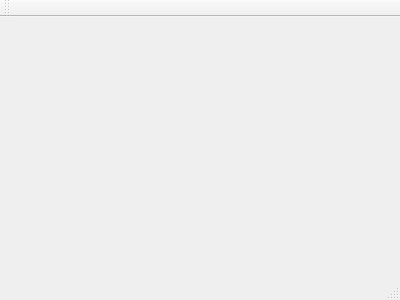
Old version of the form mainwindow.ui in the repository raynalds/BrainMazeGame.
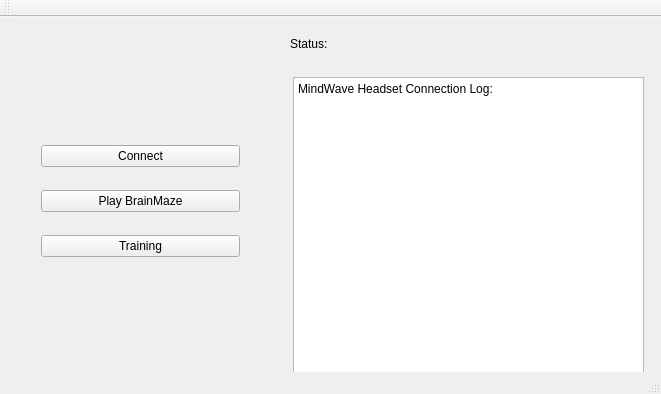
New version of the form.

Commit message: Bluetooth Connect UI, + Trainingwindow UI

Diff of the .ui file:
```diff
--- a/mainwindow.ui
+++ b/mainwindow.ui
@@ -1,24 +1,110 @@
 <ui version="4.0">
  <class>MainWindow</class>
- <widget class="QMainWindow" name="MainWindow" >
-  <property name="geometry" >
+ <widget class="QMainWindow" name="MainWindow">
+  <property name="geometry">
    <rect>
     <x>0</x>
     <y>0</y>
-    <width>400</width>
-    <height>300</height>
+    <width>661</width>
+    <height>394</height>
    </rect>
   </property>
-  <property name="windowTitle" >
-   <string>MainWindow</string>
+  <property name="minimumSize">
+   <size>
+    <width>661</width>
+    <height>394</height>
+   </size>
   </property>
-  <widget class="QMenuBar" name="menuBar" />
-  <widget class="QToolBar" name="mainToolBar" />
-  <widget class="QWidget" name="centralWidget" />
-  <widget class="QStatusBar" name="statusBar" />
+  <property name="maximumSize">
+   <size>
+    <width>661</width>
+    <height>394</height>
+   </size>
+  </property>
+  <property name="windowTitle">
+   <string>NeuroSky Bluetooth Connection</string>
+  </property>
+  <widget class="QWidget" name="centralWidget">
+   <widget class="QWidget" name="verticalLayoutWidget">
+    <property name="geometry">
+     <rect>
+      <x>30</x>
+      <y>100</y>
+      <width>221</width>
+      <height>171</height>
+     </rect>
+    </property>
+    <layout class="QVBoxLayout" name="verticalLayout_2">
+     <item>
+      <widget class="QPushButton" name="connectButton">
+       <property name="text">
+        <string>Connect</string>
+       </property>
+       <property name="checkable">
+        <bool>true</bool>
+       </property>
+       <property name="checked">
+        <bool>false</bool>
+       </property>
+      </widget>
+     </item>
+     <item>
+      <widget class="QPushButton" name="playButton">
+       <property name="text">
+        <string>Play BrainMaze</string>
+       </property>
+      </widget>
+     </item>
+     <item>
+      <widget class="QPushButton" name="trainButton">
+       <property name="text">
+        <string>Training</string>
+       </property>
+      </widget>
+     </item>
+    </layout>
+   </widget>
+   <widget class="QLabel" name="label">
+    <property name="geometry">
+     <rect>
+      <x>290</x>
+      <y>20</y>
+      <width>47</width>
+      <height>13</height>
+     </rect>
+    </property>
+    <property name="text">
+     <string>Status:</string>
+    </property>
+   </widget>
+   <widget class="QPlainTextEdit" name="plainTextEdit">
+    <property name="geometry">
+     <rect>
+      <x>293</x>
+      <y>60</y>
+      <width>351</width>
+      <height>301</height>
+     </rect>
+    </property>
+    <property name="readOnly">
+     <bool>true</bool>
+    </property>
+    <property name="plainText">
+     <string>MindWave Headset Connection Log:</string>
+    </property>
+   </widget>
+  </widget>
+  <widget class="QToolBar" name="mainToolBar">
+   <attribute name="toolBarArea">
+    <enum>TopToolBarArea</enum>
+   </attribute>
+   <attribute name="toolBarBreak">
+    <bool>false</bool>
+   </attribute>
+  </widget>
+  <widget class="QStatusBar" name="statusBar"/>
  </widget>
- <layoutDefault spacing="6" margin="11" />
- <pixmapfunction></pixmapfunction>
+ <layoutdefault spacing="6" margin="11"/>
  <resources/>
  <connections/>
 </ui>
```
Left out of the diff: 1 changed line with no effect on the pictures. The commit also changes 6 other files.
